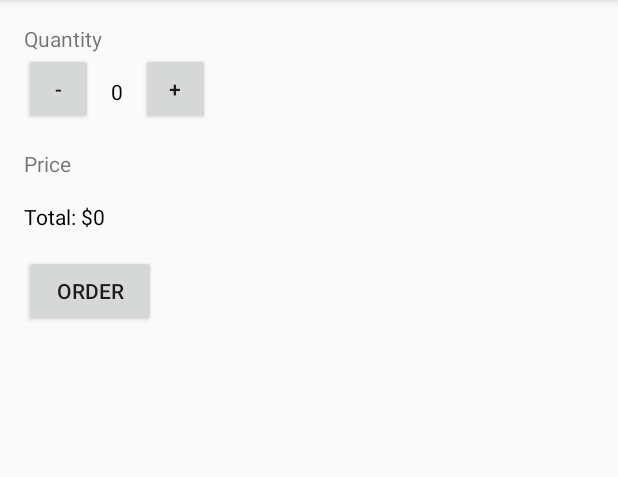
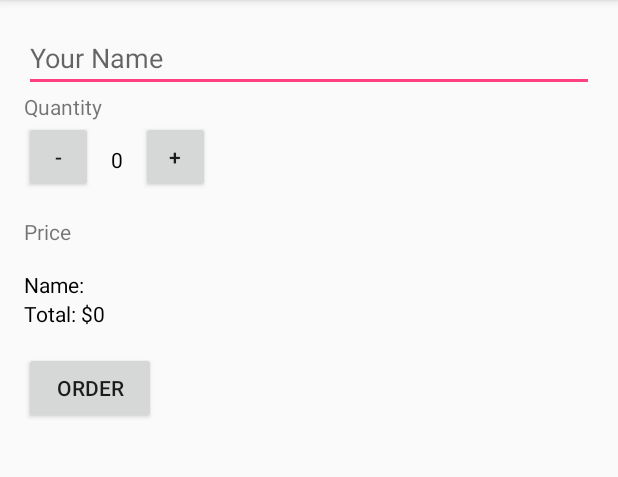
Before and after one commit to mochadwi/iak-order-coffee-app, an Android app: the screen it shows after launch (MainActivity), after a tap on "ORDER", on a phone screen of 412 x 824 dp, the part 84-561 px from its top. Run offline under Robolectric (Android 15) with nearby library versions, the phone set to English and light mode, and no system bars.

Commit message:
[Add] EditText to enter a name and display it when order button clicked

```diff
--- a/app/src/main/java/id/co/iak/part4orderapp/MainActivity.java
+++ b/app/src/main/java/id/co/iak/part4orderapp/MainActivity.java
@@ -4,15 +4,18 @@ import android.os.Bundle;
 import android.support.v7.app.AppCompatActivity;
 import android.view.View;
 import android.widget.Button;
+import android.widget.EditText;
 import android.widget.TextView;
 
 public class MainActivity extends AppCompatActivity {
 
     // Views
+    private EditText edtName;
     private TextView txtQuantity;
     private Button btnIncrement;
     private Button btnDecrement;
     private Button btnOrder;
+    private TextView txtName;
     private TextView txtPrice;
 
     // Data
@@ -30,13 +33,15 @@ public class MainActivity extends AppCompatActivity {
      * This method initiate the views
      */
     private void initView() {
+        edtName = (EditText) findViewById(R.id.edt_name);
         txtQuantity = (TextView) findViewById(R.id.txt_quantity);
         btnIncrement = (Button) findViewById(R.id.btn_add);
         btnDecrement = (Button) findViewById(R.id.btn_substract);
         btnOrder = (Button) findViewById(R.id.btn_order);
+        txtName = (TextView) findViewById(R.id.txt_name);
         txtPrice = (TextView) findViewById(R.id.txt_price);
 
-        display(Integer.toString(quantity));
+        displayQuantity(quantity);
     }
 
     /**
@@ -46,7 +51,7 @@ public class MainActivity extends AppCompatActivity {
      */
     public void increment(View v) {
         quantity++;
-        display(Integer.toString(quantity));
+        displayQuantity(quantity);
     }
 
     /**
@@ -59,15 +64,18 @@ public class MainActivity extends AppCompatActivity {
         if (quantity < 0) {
             quantity = 0;
         }
-        display(Integer.toString(quantity));
+        displayQuantity(quantity);
     }
 
     /**
      * This method will count the price
      */
     public void submitOrder(View v) {
-        int totalPrice = quantity * 10;
-        display(totalPrice);
+        display(calculatePrice(quantity));
+    }
+
+    private int calculatePrice(int quantity) {
+        return quantity * 10;
     }
 
     /**
@@ -75,8 +83,8 @@ public class MainActivity extends AppCompatActivity {
      *
      * @param quantity the string to output
      */
-    private void display(String quantity) {
-        txtQuantity.setText(quantity);
+    private void displayQuantity(int quantity) {
+        txtQuantity.setText("" + quantity);
     }
 
     /**
@@ -85,6 +93,7 @@ public class MainActivity extends AppCompatActivity {
      * @param price the string to output
      */
     private void display(int price) {
+        txtName.setText("Name: " + edtName.getText().toString());
         txtPrice.setText("Total: $" + price);
     }
 }
--- a/app/src/main/res/layout/activity_main.xml
+++ b/app/src/main/res/layout/activity_main.xml
@@ -10,10 +10,17 @@
     android:paddingTop="@dimen/activity_vertical_margin"
     tools:context="id.co.iak.part4orderapp.MainActivity">
 
+    <android.support.v7.widget.AppCompatEditText
+        android:id="@+id/edt_name"
+        android:layout_width="match_parent"
+        android:layout_height="wrap_content"
+        android:hint="Your Name" />
+
     <TextView
         android:id="@+id/txt_desc_quantity"
         android:layout_width="wrap_content"
         android:layout_height="wrap_content"
+        android:layout_below="@id/edt_name"
         android:text="Quantity" />
 
     <Button
@@ -50,17 +57,24 @@
         android:layout_width="wrap_content"
         android:layout_height="wrap_content"
         android:layout_below="@id/btn_substract"
+        android:layout_marginBottom="@dimen/activity_vertical_margin"
         android:layout_marginTop="@dimen/activity_vertical_margin"
         android:text="Price" />
+
+    <TextView
+        android:id="@+id/txt_name"
+        android:layout_width="wrap_content"
+        android:layout_height="wrap_content"
+        android:layout_below="@id/txt_descprice"
+        android:text="Name: John Doe"
+        android:textColor="#000" />
 
     <TextView
         android:id="@+id/txt_price"
         android:layout_width="wrap_content"
         android:layout_height="wrap_content"
-        android:layout_below="@id/txt_descprice"
-        android:layout_marginBottom="@dimen/activity_vertical_margin"
-        android:layout_marginTop="@dimen/activity_vertical_margin"
-        android:text="$10"
+        android:layout_below="@id/txt_name"
+        android:text="Total: $10"
         android:textColor="#000" />
 
     <Button
@@ -68,6 +82,7 @@
         android:layout_width="wrap_content"
         android:layout_height="wrap_content"
         android:layout_below="@id/txt_price"
+        android:layout_marginTop="@dimen/activity_vertical_margin"
         android:onClick="submitOrder"
         android:text="Order" />
 
```
